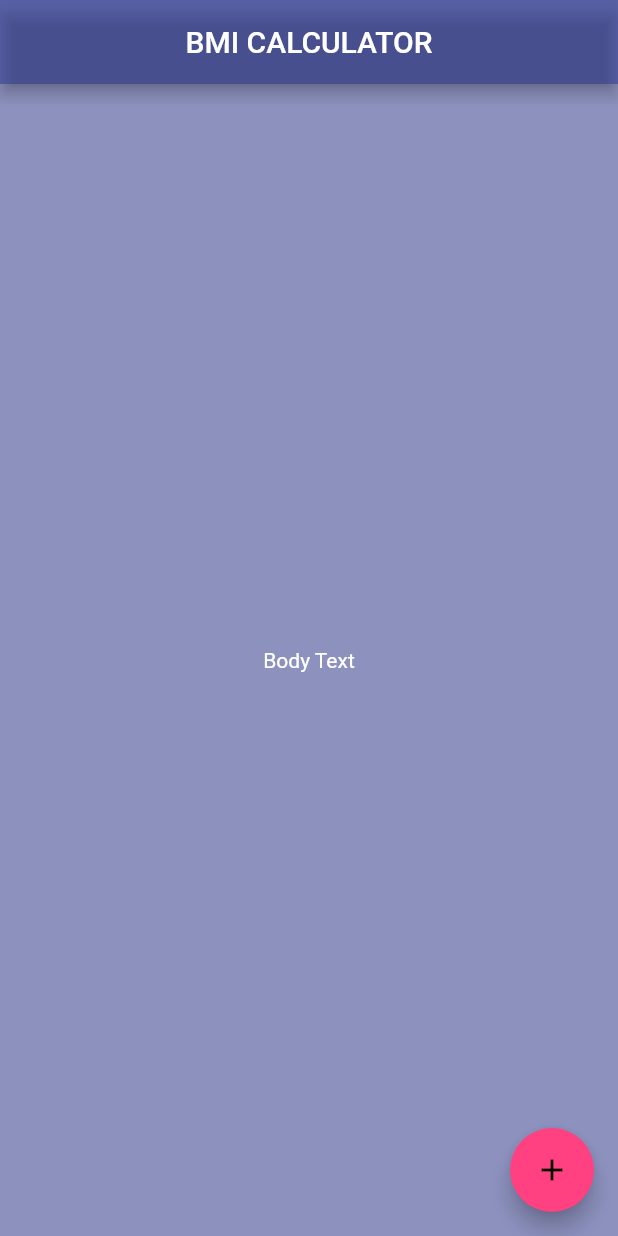
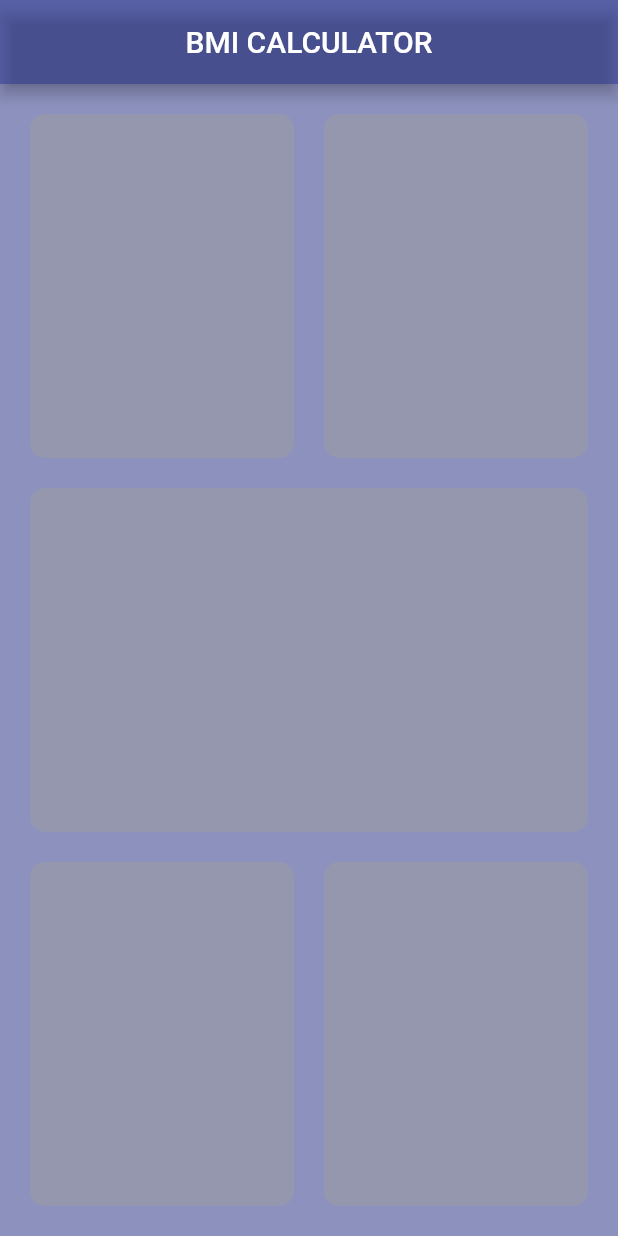
Before and after one commit to luisfelipesdn12/learning-flutter, a Flutter app: the screen it shows after launch, on a phone screen of 412 x 824 dp. Run offline on Flutter 3.47's test engine with Material 2 defaults, Android fonts, the phone set to English and light mode, and no system bars; our stand-ins replace rflutter_alert; missing offline and left inert: audiofileplayer.

Commit message:
feat: 🍱 Build initial layout

```diff
--- a/bmi-calculator-flutter/lib/screens/input.screen.dart
+++ b/bmi-calculator-flutter/lib/screens/input.screen.dart
@@ -13,13 +13,56 @@ class _InputPageState extends State<InputPage> {
       appBar: AppBar(
         title: Text('BMI CALCULATOR'),
       ),
-      body: Center(
-        child: Text('Body Text'),
-      ),
-      floatingActionButton: FloatingActionButton(
-        onPressed: () {},
-        child: Icon(Icons.add),
+      body: Container(
+        padding: EdgeInsets.all(10.0),
+        child: Column(
+          children: [
+            Expanded(
+              child: Row(
+                children: [
+                  PageContainer(),
+                  PageContainer(),
+                ],
+              ),
+            ),
+            Expanded(
+              child: Row(
+                children: [
+                  PageContainer(),
+                ],
+              ),
+            ),
+            Expanded(
+              child: Row(
+                children: [
+                  PageContainer(),
+                  PageContainer(),
+                ],
+              ),
+            ),
+          ],
+        ),
       ),
     );
   }
 }
+
+class PageContainer extends StatelessWidget {
+  const PageContainer({
+    Key key,
+  }) : super(key: key);
+
+  @override
+  Widget build(BuildContext context) {
+    return Expanded(
+      child: Container(
+        margin: EdgeInsets.all(10),
+        padding: EdgeInsets.all(10),
+        decoration: BoxDecoration(
+          color: Colors.grey.withOpacity(0.5),
+          borderRadius: BorderRadius.circular(10),
+        ),
+      ),
+    );
+  }
+}
```
